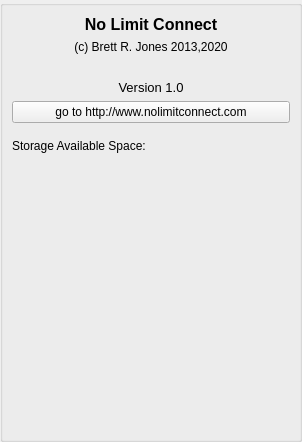
brettrjones/gotvptop, file GoTvApps/GoTvCommon/Forms/AppletAboutApp.ui: the form before one commit.
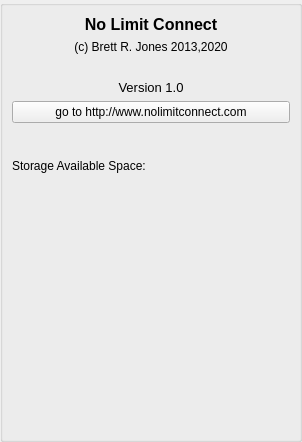
The form after the commit.

The edit to the form file:
```diff
--- a/GoTvApps/GoTvCommon/Forms/AppletAboutApp.ui
+++ b/GoTvApps/GoTvCommon/Forms/AppletAboutApp.ui
@@ -152,6 +152,13 @@
         </property>
        </spacer>
       </item>
+      <item>
+       <widget class="QLabel" name="m_NodeUrlLabel">
+        <property name="text">
+         <string notr="true"/>
+        </property>
+       </widget>
+      </item>
       <item>
        <layout class="QHBoxLayout" name="horizontalLayout">
         <item>
```
